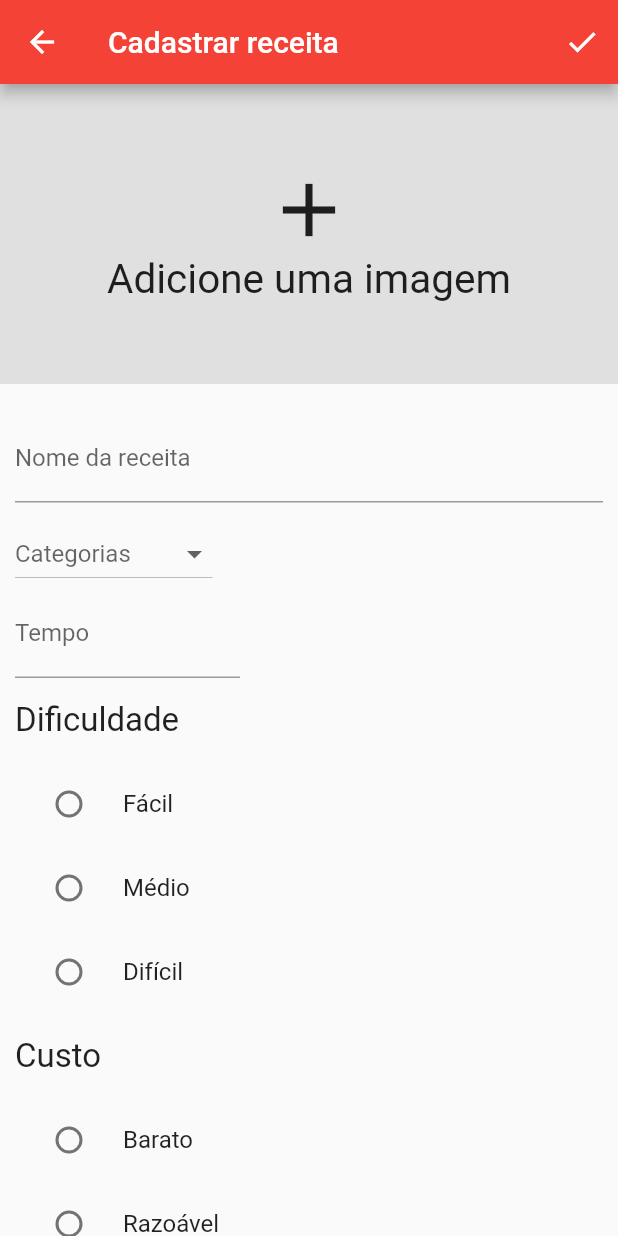
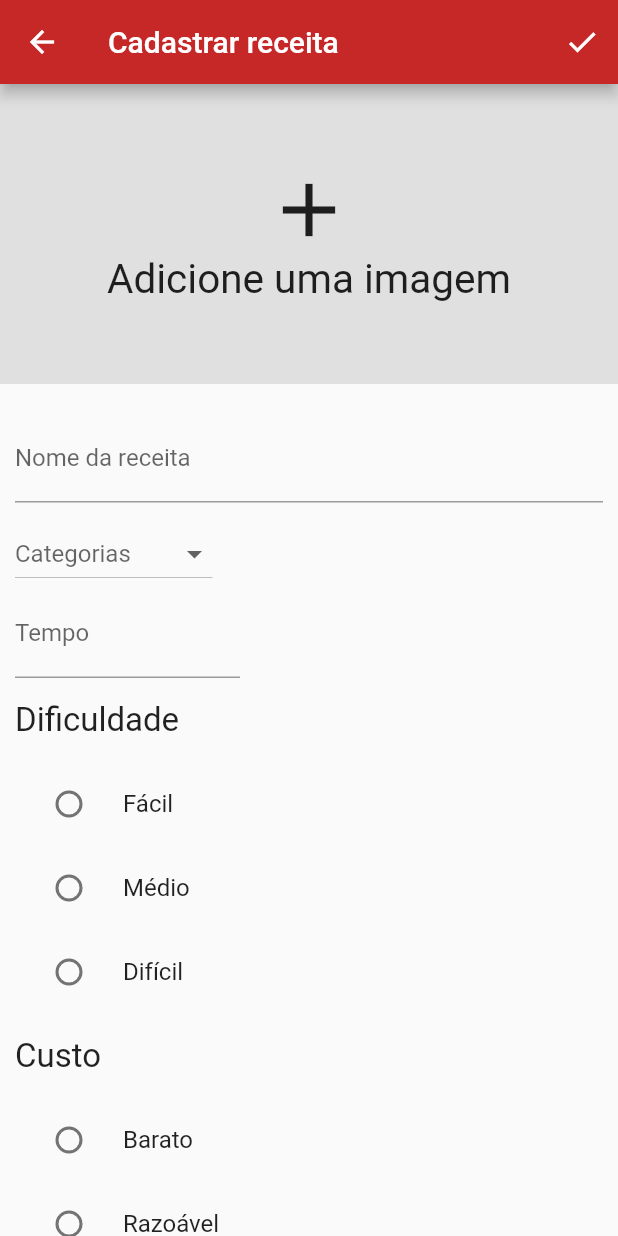
Before and after one commit to DarlanCapistrano/recipe_form_app, a Flutter app: the RegistrationPage screen opened directly, after a tap on "Adicione uma imagem", on a phone screen of 412 x 824 dp. Run offline on Flutter 3.47's test engine with Material 2 defaults, Android fonts, the phone set to English and light mode, and no system bars; our stand-ins replace image_picker, rxdart.

Commit message:
ui improvement

```diff
--- a/lib/registration/registration_controller.dart
+++ b/lib/registration/registration_controller.dart
@@ -1,4 +1,5 @@
 import 'package:flutter/widgets.dart';
+import 'package:intl/intl.dart';
 import 'package:state_management_with_rxdart/enums.dart';
 import 'package:state_management_with_rxdart/registration/registration_model.dart';
 import 'package:image_picker/image_picker.dart';
@@ -11,13 +12,15 @@ class RegistrationController {
   final formKey = GlobalKey<FormState>();
 
   void initFormRegistration(){
-    controllerFormRegistration.sink.add(Recipe());
+    var recipe = Recipe();
+    recipe.startedTime = DateFormat("dd/MM/yy").format(DateTime.now()) + " às " + DateFormat("hh:mm").format(DateTime.now());
+    controllerFormRegistration.sink.add(recipe);
   }
 
   Future<void> clickAddImage(Recipe form) async {
     var image = await ImagePicker().pickImage(source: ImageSource.camera);
     if(image != null){
-      form.imgUrl = image.path;
+      form.imgPath = image.path;
       controllerFormRegistration.sink.add(form);
     }
   }
--- a/lib/registration/registration_model.dart
+++ b/lib/registration/registration_model.dart
@@ -1,15 +1,15 @@
 class Recipe {
   String? mealName;
-  DateTime startedTime = DateTime.now();
+  String? startedTime;
   String? category;
-  String? imgUrl;
+  String? imgPath;
   double? duration;
   String? difficulty;
   String? cost;
   bool? isFavorited;
   bool ingredientIsExpanded = false;
   List<Ingredient> ingredients = [];
-  Recipe({this.mealName, this.category, this.imgUrl, this.duration, this.difficulty, this.isFavorited, this.cost});
+  Recipe({this.mealName, this.category, this.imgPath, this.duration, this.difficulty, this.isFavorited, this.cost});
 }
 
 class Ingredient{
--- a/lib/registration/ui/registration_page.dart
+++ b/lib/registration/ui/registration_page.dart
@@ -27,7 +27,7 @@ class _RegistrationPageState extends State<RegistrationPage> {
   Widget build(BuildContext context) {
     return Scaffold(
       appBar: AppBar(
-        backgroundColor: Colors.red,
+        backgroundColor: Colors.red[800],
         actions: [IconButton(onPressed: () => _registrationController.finishFormRegistration(context), icon: const Icon(Icons.check))],
         title: const Text("Cadastrar receita"),
       ),
@@ -64,7 +64,7 @@ class _RegistrationPageState extends State<RegistrationPage> {
   Widget imageItem(Recipe form){
     return InkWell(
       onTap: () => _registrationController.clickAddImage(form),
-      child: form.imgUrl == null
+      child: form.imgPath == null
       ? Container(
         height: 200,
         width: double.infinity,
@@ -79,7 +79,7 @@ class _RegistrationPageState extends State<RegistrationPage> {
       ) : SizedBox(
         height: 300,
         width: double.infinity,
-        child: Image.file(File(form.imgUrl!), fit: BoxFit.cover)
+        child: Image.file(File(form.imgPath!), fit: BoxFit.cover)
       ),
     );
   }
```
Also changed, not shown: lib/recipes/ui/recipes_page.dart (+34 -11 lines).
